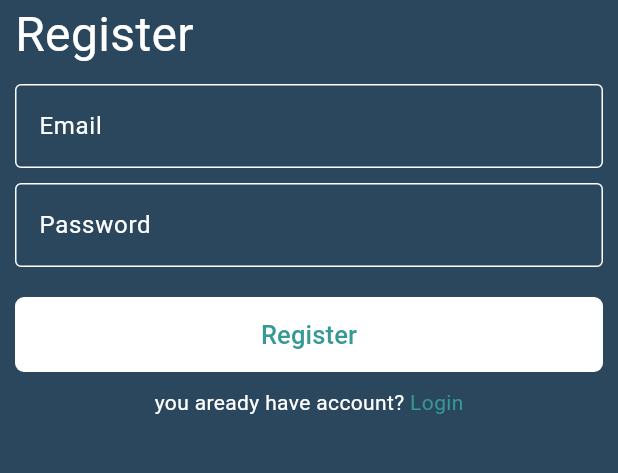
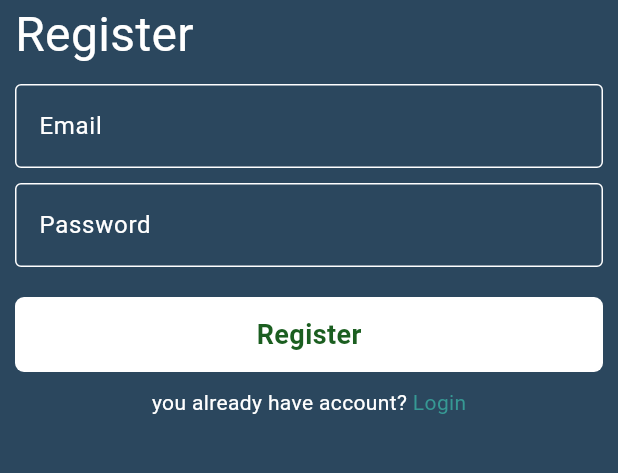
Before and after one commit to alaakorda/Chat-APP, a Flutter app: the RegisterScreen screen opened by its route, after a tap on "Register", on a phone screen of 412 x 824 dp, the part 444-917 px from its top. Run offline on Flutter 3.47's test engine with Material 3 defaults, Android fonts, the phone set to English and light mode, and no system bars; our stand-ins replace firebase_auth, firebase_core; accounts and stored records are empty.

Commit message:
Refactor registration screen
- Introduced a private method _registerUser() for user registration logic
- Improved error handling with FirebaseAuthException for weak password and existing email

```diff
--- a/lib/screens/register_screen.dart
+++ b/lib/screens/register_screen.dart
@@ -2,8 +2,8 @@ import 'package:chat/constants.dart';
 import 'package:chat/widgets/custom_button.dart';
 import 'package:chat/widgets/custom_textfiled.dart';
 import 'package:flutter/material.dart';
+import 'package:firebase_auth/firebase_auth.dart';
 
-// ignore: must_be_immutable
 class RegisterScreen extends StatelessWidget {
   RegisterScreen({Key? key}) : super(key: key);
   static String id = 'RegisterScreen';
@@ -51,21 +51,34 @@ class RegisterScreen extends StatelessWidget {
               height: 10,
             ),
             CustomTextFiled(
-                hintlabel: 'Password',
-                onChanged: (data) {
-                  password = data;
-                }),
+              hintlabel: 'Password',
+              onChanged: (data) {
+                password = data;
+              },
+            ),
             const SizedBox(
               height: 20,
             ),
             CustomButtom(
-                text: 'Register',
-                onTap: () async {
-                  var auth = FirebaseAuth.instance;
-                  UserCredential user =
-                      await auth.createUserWithEmailAndPassword(
-                          email: email!, password: password!);
-                }),
+              text: 'Register',
+              onTap: () async {
+                try {
+                  await registerUser();
+                  ScaffoldMessenger.of(context).showSnackBar(
+                    const SnackBar(
+                      content: Text('Success'),
+                    ),
+                  );
+                } on FirebaseAuthException catch (e) {
+                  if (e.code == 'weak password') {
+                    showSnackBar(context, 'Weak Password');
+                  } else if (e.code == 'email-already-in-use') {
+                    showSnackBar(context, 'Email already exist');
+                  }
+                  print(e);
+                }
+              },
+            ),
             const SizedBox(
               height: 10,
             ),
@@ -73,7 +86,7 @@ class RegisterScreen extends StatelessWidget {
               mainAxisAlignment: MainAxisAlignment.center,
               children: [
                 const Text(
-                  'you aready have account? ',
+                  'you already have account? ',
                   style: TextStyle(color: Colors.white),
                 ),
                 GestureDetector(
@@ -93,4 +106,20 @@ class RegisterScreen extends StatelessWidget {
       ),
     );
   }
+
+  void showSnackBar(BuildContext context, String text) {
+    ScaffoldMessenger.of(context).showSnackBar(
+      SnackBar(
+        content: Text(text),
+      ),
+    );
+  }
+
+  Future<void> registerUser() async {
+    UserCredential user =
+        await FirebaseAuth.instance.createUserWithEmailAndPassword(
+      email: email!,
+      password: password!,
+    );
+  }
 }
--- a/lib/widgets/custom_button.dart
+++ b/lib/widgets/custom_button.dart
@@ -1,7 +1,7 @@
 import 'package:flutter/material.dart';
 
 class CustomButtom extends StatelessWidget {
-  CustomButtom({Key? key,this.onTap, required this.text}) : super(key: key);
+  CustomButtom({Key? key, this.onTap, required this.text}) : super(key: key);
   final String? text;
   VoidCallback? onTap;
   @override
@@ -15,14 +15,13 @@ class CustomButtom extends StatelessWidget {
           color: Colors.white,
           borderRadius: BorderRadius.circular(6),
         ),
-        child: TextButton(
-          onPressed: (){},
-          child: Text(
-            text!,
-            style:
-                TextStyle(color: Color.fromARGB(255, 54, 153, 148), fontSize: 17),
-          ),
-        ),
+        child: Center(
+            child: Text(text!,
+                style: const TextStyle(
+                  fontSize: 18,
+                  fontWeight: FontWeight.bold,
+                  color: Color(0xFF1B5E20),
+                ))),
       ),
     );
   }
--- a/pubspec.yaml
+++ b/pubspec.yaml
@@ -37,6 +37,7 @@ dependencies:
   # Use with the CupertinoIcons class for iOS style icons.
   cupertino_icons: ^1.0.2
   firebase_core: ^2.24.2
+  firebase_auth: ^4.15.3
 
 dev_dependencies:
   flutter_test:
```
Also changed, not shown: pubspec.lock, 3 other files.
